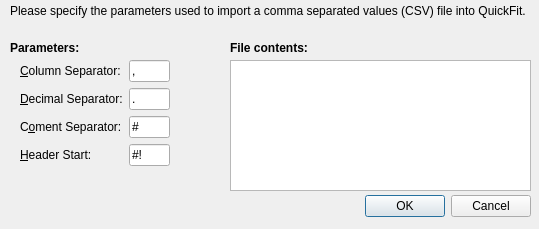
jkriege2/QuickFit3, file lib/qfdlg_csvparameters.ui: the form before one commit.
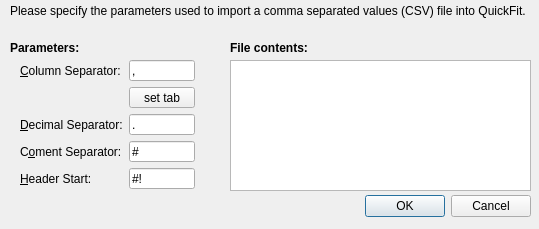
The form after the commit.

What changed in the file:
```diff
--- a/lib/qfdlg_csvparameters.ui
+++ b/lib/qfdlg_csvparameters.ui
@@ -68,8 +68,8 @@
     <rect>
      <x>20</x>
      <y>60</y>
-     <width>150</width>
-     <height>119</height>
+     <width>175</width>
+     <height>129</height>
     </rect>
    </property>
    <layout class="QFormLayout" name="formLayout">
@@ -86,7 +86,7 @@
       </property>
      </widget>
     </item>
-    <item row="1" column="0">
+    <item row="2" column="0">
      <widget class="QLabel" name="label_2">
       <property name="text">
        <string>&amp;Decimal Separator:</string>
@@ -96,7 +96,7 @@
       </property>
      </widget>
     </item>
-    <item row="1" column="1">
+    <item row="2" column="1">
      <widget class="QLineEdit" name="edtDecimal">
       <property name="text">
        <string>.</string>
@@ -106,7 +106,7 @@
       </property>
      </widget>
     </item>
-    <item row="2" column="0">
+    <item row="3" column="0">
      <widget class="QLabel" name="label_3">
       <property name="text">
        <string>C&amp;oment Separator:</string>
@@ -116,7 +116,7 @@
       </property>
      </widget>
     </item>
-    <item row="2" column="1">
+    <item row="3" column="1">
      <widget class="QLineEdit" name="edtComment">
       <property name="text">
        <string>#</string>
@@ -126,7 +126,7 @@
       </property>
      </widget>
     </item>
-    <item row="3" column="0">
+    <item row="4" column="0">
      <widget class="QLabel" name="label_4">
       <property name="text">
        <string>&amp;Header Start:</string>
@@ -136,7 +136,7 @@
       </property>
      </widget>
     </item>
-    <item row="3" column="1">
+    <item row="4" column="1">
      <widget class="QLineEdit" name="edtHeader">
       <property name="text">
        <string>#!</string>
@@ -156,6 +156,13 @@
       </property>
      </widget>
     </item>
+    <item row="1" column="1">
+     <widget class="QPushButton" name="btnTab">
+      <property name="text">
+       <string>set tab</string>
+      </property>
+     </widget>
+    </item>
    </layout>
   </widget>
   <widget class="QPlainTextEdit" name="txtContents">
```
